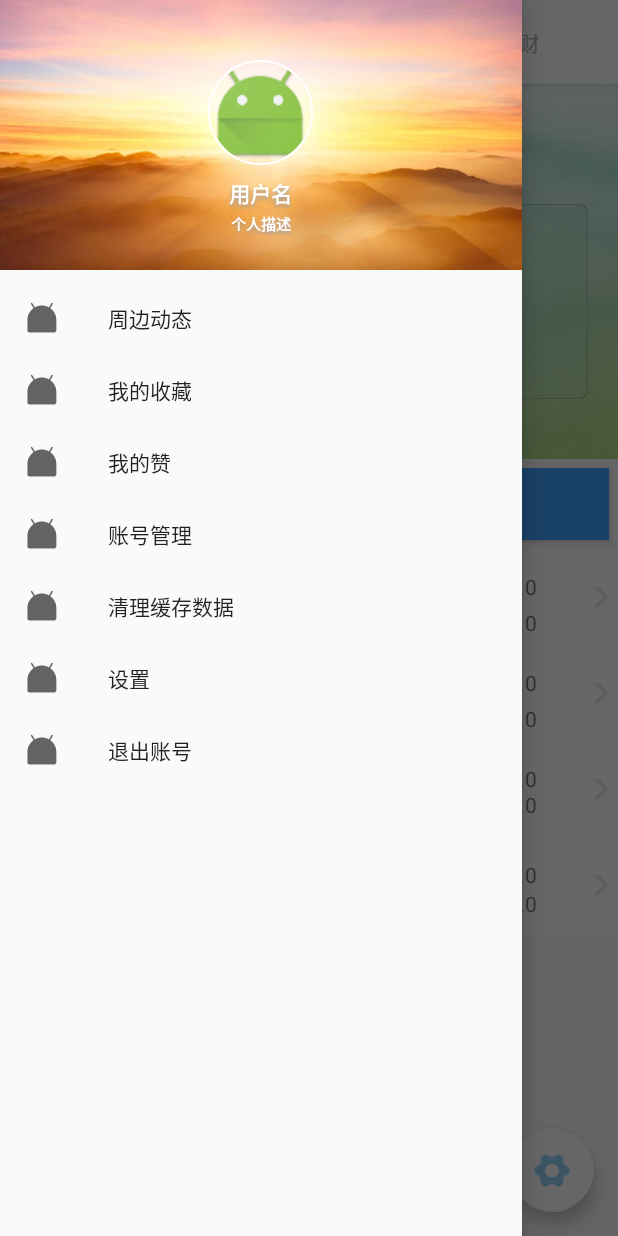
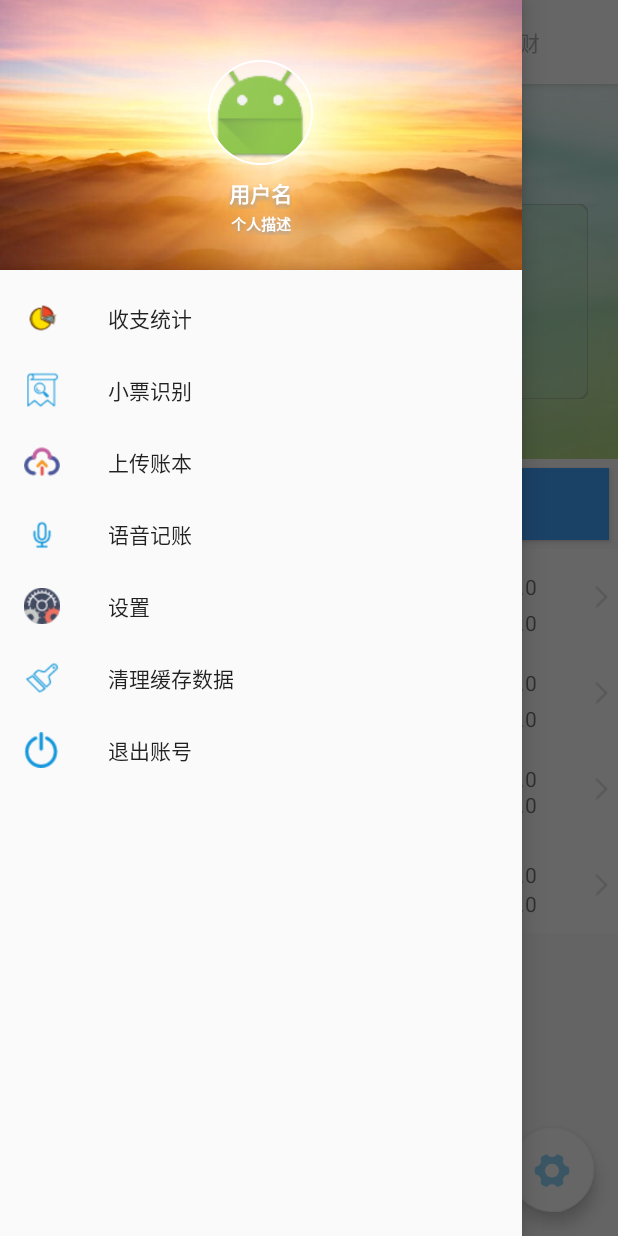
Before and after one commit to starjunjun/KeepInMind, an Android app: the screen it shows after launch (TotalActivity), with the side drawer open, on a phone screen of 412 x 824 dp. Run offline under Robolectric (Android 15) with nearby library versions, the phone set to English and light mode, and no system bars; our stand-ins replace CircleImageView, EventBus; libraries missing offline, so code that uses them is left out: org.litepal, org.litepal.crud; pictures from the network do not load; 4 statements that could not run were skipped.

Commit message:
完善抽屉菜单栏

```diff
--- a/app/src/main/res/menu/nav_menu.xml
+++ b/app/src/main/res/menu/nav_menu.xml
@@ -2,41 +2,42 @@
 <menu xmlns:android="http://schemas.android.com/apk/res/android"
     xmlns:app="http://schemas.android.com/apk/res-auto">
     <item
-        android:id="@+id/peripheralDynamics"
-        android:icon="@mipmap/ic_launcher"
-        android:title="周边动态"
+        android:id="@+id/inOut"
+        android:icon="@drawable/data"
+        android:title="收支统计"
         app:showAsAction="always" />
     <item
-        android:id="@+id/myCollection"
-        android:icon="@mipmap/ic_launcher"
-        android:title="我的收藏"
+        android:id="@+id/ocr"
+        android:icon="@drawable/xiaopiao"
+        android:title="小票识别"
         app:showAsAction="ifRoom" />
-
     <item
-        android:id="@+id/myLikes"
-        android:icon="@mipmap/ic_launcher"
-        android:title="我的赞"
-        app:showAsAction="never" />
-    <item
-        android:id="@+id/accountManagement"
-        android:icon="@mipmap/ic_launcher"
-        android:title="账号管理"
-        app:showAsAction="never" />
-    <item
-        android:id="@+id/clearCache"
-        android:icon="@mipmap/ic_launcher"
-        android:title="清理缓存数据"
+        android:id="@+id/uploadBook"
+        android:icon="@drawable/upload"
+        android:title="上传账本"
         app:showAsAction="never" />
 
     <item
+        android:id="@+id/voice"
+        android:icon="@drawable/voice1"
+        android:title="语音记账"
+        app:showAsAction="never" />
+    <item
         android:id="@+id/settings"
-        android:icon="@mipmap/ic_launcher"
+        android:icon="@drawable/setting"
         android:title="设置"
         app:showAsAction="never" />
 
     <item
+        android:id="@+id/clearCache"
+        android:icon="@drawable/clear"
+        android:title="清理缓存数据"
+        app:showAsAction="never" />
+
+
+    <item
         android:id="@+id/signOut"
-        android:icon="@mipmap/ic_launcher"
+        android:icon="@drawable/signout"
         android:title="退出账号"
         app:showAsAction="never" />
 
```
Also changed, not shown: app/src/main/java/com/example/jungle/keepinmind1/Activity/TotalActivity.java (+49 -3 lines), app/src/main/res/drawable/clear.png (added), app/src/main/res/drawable/data.png (added), app/src/main/res/drawable/setting.png (added), app/src/main/res/drawable/signout.png (added), app/src/main/res/drawable/upload.png (added), app/src/main/res/drawable/voice1.png (added), app/src/main/res/drawable/xiaopiao.png (added), 1 other file.
